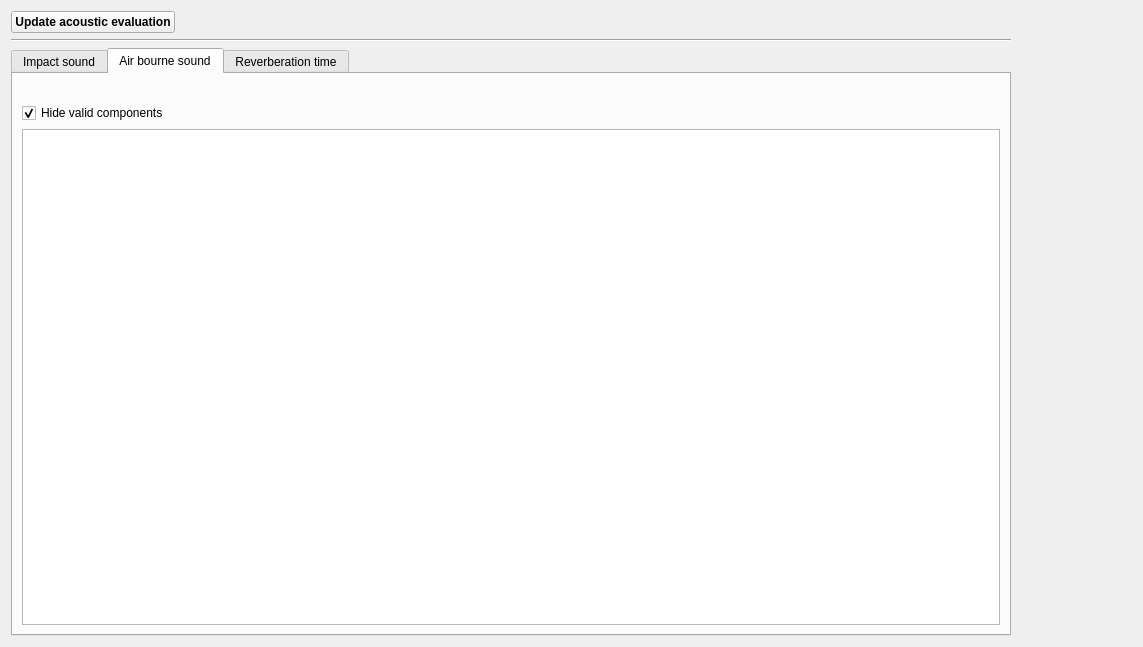
First picture: the form in SIM-VICUS/src/SVAcousticConstraintsCheckWidget.ui, repository ghorwin/SIM-VICUS, before the edit.
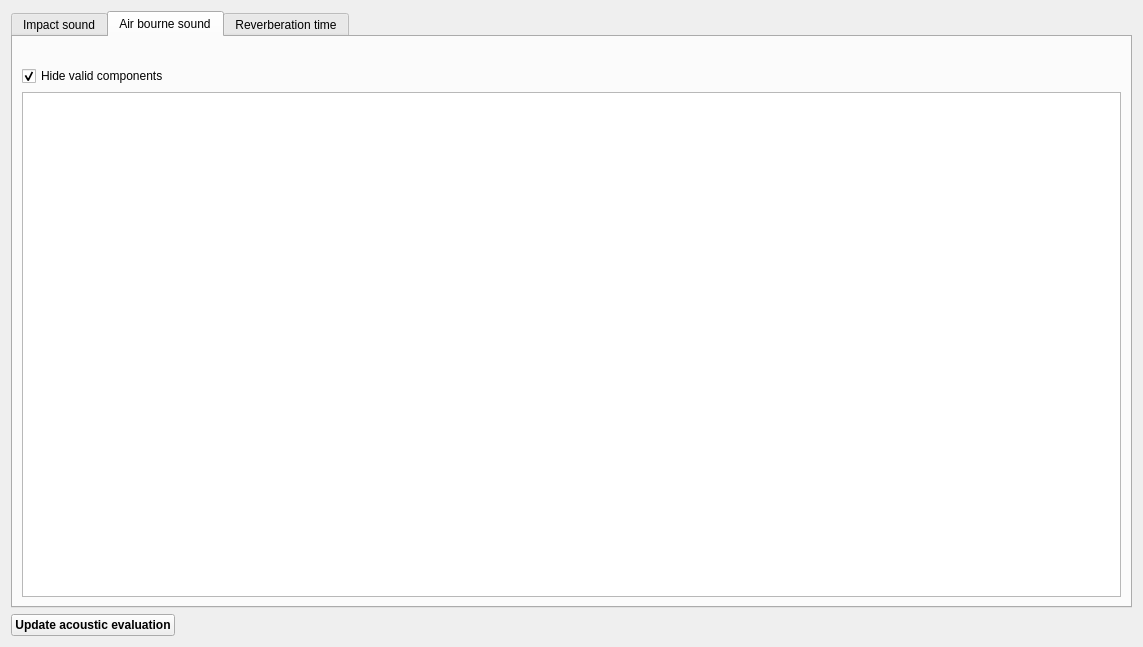
Second picture: the form after the edit. The open tabs and pages were chosen to show the change.

Commit message: Updated acoustic and lca widgets

Diff of the .ui file:
```diff
--- a/SIM-VICUS/src/SVAcousticConstraintsCheckWidget.ui
+++ b/SIM-VICUS/src/SVAcousticConstraintsCheckWidget.ui
@@ -13,8 +13,8 @@
   <property name="windowTitle">
    <string>Dialog</string>
   </property>
-  <layout class="QGridLayout" name="gridLayout">
-   <item row="2" column="0">
+  <layout class="QGridLayout" name="gridLayoutMaster">
+   <item row="1" column="0">
     <widget class="QTabWidget" name="tabWidget">
      <property name="minimumSize">
       <size>
@@ -152,20 +152,7 @@
      </widget>
     </widget>
    </item>
-   <item row="2" column="1">
-    <spacer name="horizontalSpacer_2">
-     <property name="orientation">
-      <enum>Qt::Horizontal</enum>
-     </property>
-     <property name="sizeHint" stdset="0">
-      <size>
-       <width>116</width>
-       <height>20</height>
-      </size>
-     </property>
-    </spacer>
-   </item>
-   <item row="0" column="0">
+   <item row="2" column="0">
     <layout class="QHBoxLayout" name="horizontalLayout_3">
      <item>
       <widget class="QPushButton" name="pushButtonCheckConstraints">
@@ -194,13 +181,6 @@
      </item>
     </layout>
    </item>
-   <item row="1" column="0">
-    <widget class="Line" name="line">
-     <property name="orientation">
-      <enum>Qt::Horizontal</enum>
-     </property>
-    </widget>
-   </item>
   </layout>
  </widget>
  <resources/>
```
Left out of the diff: 6 changed lines with no effect on the pictures. The commit also changes 7 other files.
